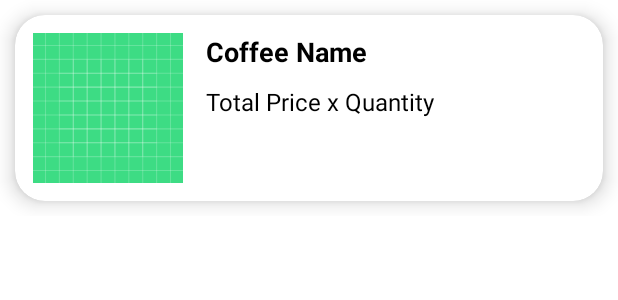
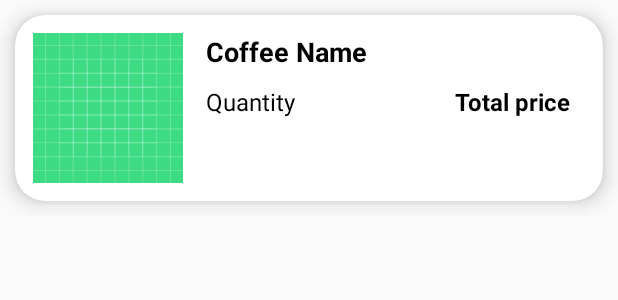
Before and after one commit to DhimasArbi/MyCafe, an Android app: the layout cart_list_style.xml on its own in the app's theme, with its tools: preview values and no code run, on a phone screen of 412 x 824 dp. Shown: the top 300 px of the screen. Run offline under Robolectric (Android 15) with nearby library versions, the phone set to English and light mode, and no system bars.

Commit message:
edit ui #2

```diff
--- a/SanaSiniCoffee/app/src/main/java/org/aplas/sanasinicoffee/Adapter/CoffeeAdapter.java
+++ b/SanaSiniCoffee/app/src/main/java/org/aplas/sanasinicoffee/Adapter/CoffeeAdapter.java
@@ -7,6 +7,7 @@ import android.widget.ImageView;
 import android.widget.TextView;
 
 import androidx.annotation.NonNull;
+import androidx.cardview.widget.CardView;
 import androidx.recyclerview.widget.RecyclerView;
 import androidx.recyclerview.widget.RecyclerView.ViewHolder;
 
@@ -53,6 +54,7 @@ public class CoffeeAdapter extends RecyclerView.Adapter<CoffeeAdapter.CoffeListH
 
         TextView nama, deskripsi;
         ImageView gambar;
+        CardView container;
 
         public CoffeListHolder(View itemView) {
             super(itemView);
@@ -60,10 +62,12 @@ public class CoffeeAdapter extends RecyclerView.Adapter<CoffeeAdapter.CoffeListH
             nama = itemView.findViewById(R.id.coffeeName);
             deskripsi = itemView.findViewById(R.id.coffeedetail);
             gambar = itemView.findViewById(R.id.coffeeImage);
+            container = itemView.findViewById(R.id.cardcoffeelist);
 
             nama.setOnClickListener(this);
             deskripsi.setOnClickListener(this);
             gambar.setOnClickListener(this);
+            container.setOnClickListener(this);
         }
 
         @Override
--- a/SanaSiniCoffee/app/src/main/res/layout/cart_list_style.xml
+++ b/SanaSiniCoffee/app/src/main/res/layout/cart_list_style.xml
@@ -40,17 +40,32 @@
 
 
             <TextView
-                android:id="@+id/orderdetail"
-                android:layout_width="match_parent"
+                android:id="@+id/orderdetailquantity"
+                android:layout_width="wrap_content"
                 android:layout_height="wrap_content"
                 android:layout_below="@id/cartcoffeename"
                 android:layout_marginLeft="15dp"
                 android:layout_marginTop="10dp"
                 android:layout_marginBottom="8dp"
                 android:layout_toRightOf="@id/cartImage"
-                android:text="Total Price x Quantity"
+                android:text="Quantity"
                 android:textColor="@color/black"
                 android:textSize="16sp" />
+
+            <TextView
+                android:id="@+id/orderdetailprice"
+                android:layout_width="wrap_content"
+                android:layout_height="wrap_content"
+                android:layout_below="@id/cartcoffeename"
+                android:layout_alignParentEnd="true"
+                android:layout_marginLeft="15dp"
+                android:layout_marginTop="10dp"
+                android:layout_marginEnd="10dp"
+                android:layout_marginBottom="8dp"
+                android:text="Total price"
+                android:textColor="@color/black"
+                android:textSize="16sp"
+                android:textStyle="bold"/>
         </RelativeLayout>
     </androidx.cardview.widget.CardView>
 </RelativeLayout>
--- a/SanaSiniCoffee/app/src/main/res/layout/coffee_list_style.xml
+++ b/SanaSiniCoffee/app/src/main/res/layout/coffee_list_style.xml
@@ -6,6 +6,7 @@
     android:layout_height="wrap_content">
 
     <androidx.cardview.widget.CardView
+        android:id="@+id/cardcoffeelist"
         android:layout_width="match_parent"
         android:layout_height="wrap_content"
         app:cardElevation="8dp"
--- a/SanaSiniCoffee/app/src/main/res/values/themes.xml
+++ b/SanaSiniCoffee/app/src/main/res/values/themes.xml
@@ -1,6 +1,6 @@
 <resources xmlns:tools="http://schemas.android.com/tools">
     <!-- Base application theme. -->
-    <style name="Theme.SanaSiniCoffee" parent="Theme.MaterialComponents.DayNight.DarkActionBar">
+    <style name="Theme.SanaSiniCoffee" parent="Theme.AppCompat.DayNight.DarkActionBar">
         <!-- Primary brand color. -->
         <item name="colorPrimary">@color/purple_500</item>
         <item name="colorPrimaryVariant">@color/purple_700</item>
```
Also changed, not shown: SanaSiniCoffee/app/src/main/java/org/aplas/sanasinicoffee/Adapter/CartAdapter.java (+5 -5 lines), SanaSiniCoffee/app/src/main/java/org/aplas/sanasinicoffee/CoffeeListFragment.java (+4 -4 lines), SanaSiniCoffee/app/src/main/res/drawable/ic_minus.xml (added, +10 -0 lines), SanaSiniCoffee/app/src/main/res/drawable/ic_plus.xml (added, +10 -0 lines), SanaSiniCoffee/app/src/main/res/drawable/round_border.xml (added, +15 -0 lines), SanaSiniCoffee/app/src/main/res/layout/fragment_cart.xml (+11 -9 lines), SanaSiniCoffee/app/src/main/res/layout/fragment_coffee_detail.xml (+12 -5 lines).
